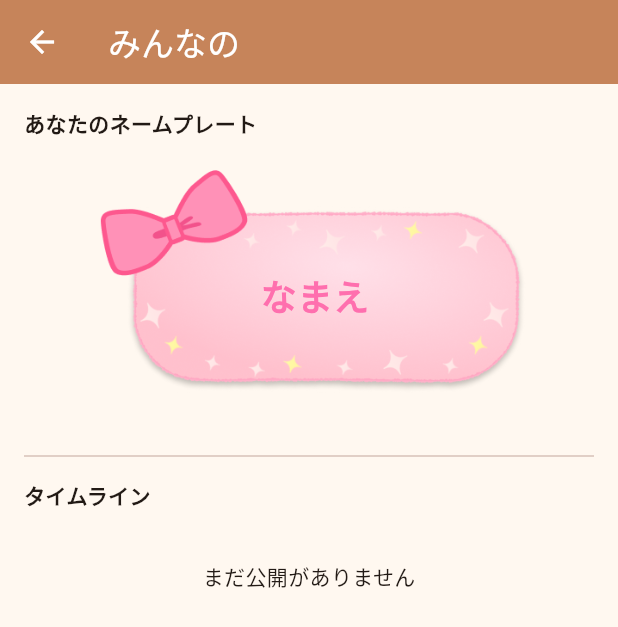
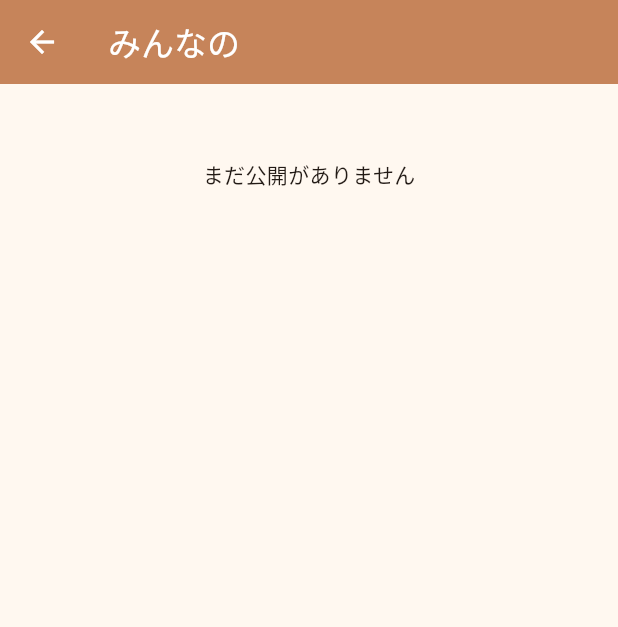
Before and after one commit to p2hacks2025/post-04, a Flutter app: the TimelinePage screen opened directly, on a phone screen of 412 x 824 dp. Shown: the top 627 px of the screen. Run offline on Flutter 3.47's test engine with Material 3 defaults, Android fonts, the light colour scheme and no system bars; our stand-ins replace cloud_firestore, firebase_auth, firebase_core, google_fonts; missing offline and left inert: model_viewer_plus, photo_manager; accounts and stored records are empty; network calls fail; statements that could not run were skipped.

Commit message:
レイアウト調整（みんなの画面）

```diff
--- a/lib/features/timeline/presentation/pages/timeline_page.dart
+++ b/lib/features/timeline/presentation/pages/timeline_page.dart
@@ -1,8 +1,6 @@
-import 'package:firebase_auth/firebase_auth.dart';
 import 'package:flutter/material.dart';
 
 import '../../../nameplate/data/repositories/nameplate_storage.dart';
-import '../../../nameplate/domain/constants/nameplate_constants.dart';
 import '../../../nameplate/domain/models/models.dart';
 import '../../../nameplate/presentation/widgets/nameplate_preview.dart';
 import '../../data/repositories/public_board_repository.dart';
@@ -31,23 +29,9 @@ class _TimelinePageState extends State<TimelinePage> {
     setState(() => _myNameplate = saved);
   }
 
-  NameplateData _fallbackNameplate() {
-    return NameplateData(
-      shape: NameplateShape.roundedSquare,
-      backgroundColor: NameplateColors.backgroundColors[0],
-      name: '',
-      fontType: FontType.rounded,
-      textColor: const Color(0xFFFF6FAE),
-      hasOutline: true,
-      hasShadow: true,
-      decorations: const [],
-    );
-  }
 
   @override
   Widget build(BuildContext context) {
-    final uid = FirebaseAuth.instance.currentUser!.uid;
-    final myNp = _myNameplate ?? _fallbackNameplate();
 
     return Scaffold(
       backgroundColor: const Color(0xFFFFF8F0),
@@ -61,27 +45,6 @@ class _TimelinePageState extends State<TimelinePage> {
         child: ListView(
           padding: const EdgeInsets.all(16),
           children: [
-            const Text('あなたのネームプレート', style: TextStyle(fontWeight: FontWeight.bold)),
-            const SizedBox(height: 10),
-            SizedBox(height: 160, child: NameplatePreview(data: myNp)),
-            const SizedBox(height: 16),
-            const SizedBox(height: 10),
-            StreamBuilder(
-              stream: _repo.streamByUid(uid),
-              builder: (context, snapshot) {
-                final posts = snapshot.data ?? const [];
-                return Column(
-                  children: [
-                    for (final p in posts) ...[
-                      StickerBoardSnapshotWidget(snapshot: p.board),
-                      const SizedBox(height: 12),
-                    ],
-                  ],
-                );
-              },
-            ),
-            const Divider(height: 32),
-            const Text('タイムライン', style: TextStyle(fontWeight: FontWeight.bold)),
             const SizedBox(height: 10),
             StreamBuilder(
               stream: _repo.streamAll(limit: 50),
@@ -143,6 +106,7 @@ class _TimelinePageState extends State<TimelinePage> {
                 );
               },
             ),
+            const SizedBox(height: 80),
           ],
         ),
       ),
```
